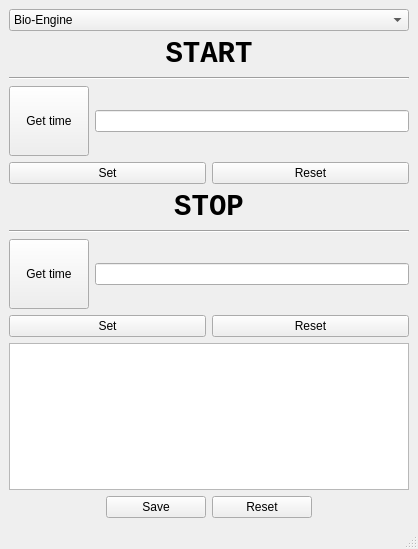
parhamk75/Project-Manager-Project, file UI/Time_Save_Window.ui: the form before one commit.
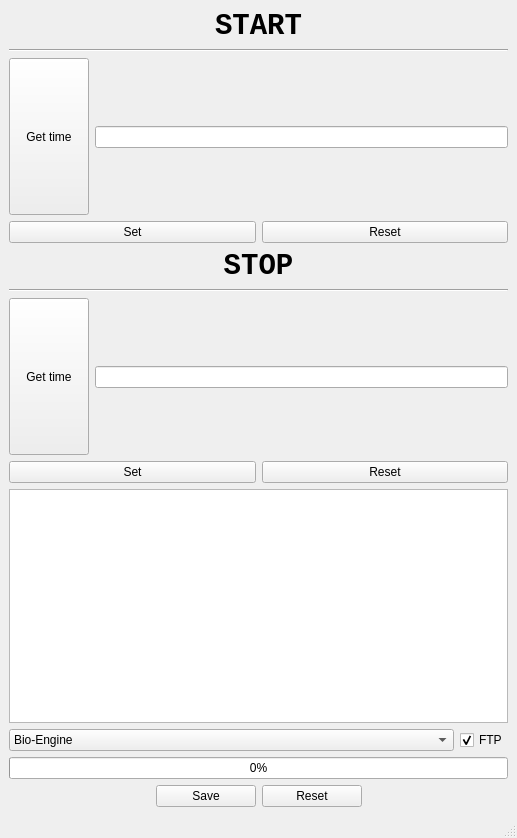
The form after the commit. Icons and pictures are not drawn.

The edit to the form file:
```diff
--- a/UI/Time_Save_Window.ui
+++ b/UI/Time_Save_Window.ui
@@ -6,52 +6,16 @@
    <rect>
     <x>0</x>
     <y>0</y>
-    <width>418</width>
-    <height>549</height>
+    <width>517</width>
+    <height>838</height>
    </rect>
   </property>
   <property name="windowTitle">
    <string>MainWindow</string>
   </property>
   <widget class="QWidget" name="centralwidget">
-   <layout class="QVBoxLayout" name="verticalLayout_5">
-    <item>
-     <widget class="QComboBox" name="comboBox_Label">
-      <property name="editable">
-       <bool>false</bool>
-      </property>
-      <property name="currentText">
-       <string>Bio-Engine</string>
-      </property>
-      <property name="placeholderText">
-       <string/>
-      </property>
-      <item>
-       <property name="text">
-        <string>Bio-Engine</string>
-       </property>
-       <property name="icon">
-        <iconset>
-         <normaloff>../ICONS/Bio-Engine.png</normaloff>../ICONS/Bio-Engine.png</iconset>
-       </property>
-      </item>
-      <item>
-       <property name="text">
-        <string>Four Clovers Health</string>
-       </property>
-      </item>
-      <item>
-       <property name="text">
-        <string>INILAB</string>
-       </property>
-       <property name="icon">
-        <iconset>
-         <normaloff>../ICONS/INILAB.ico</normaloff>../ICONS/INILAB.ico</iconset>
-       </property>
-      </item>
-     </widget>
-    </item>
-    <item>
+   <layout class="QGridLayout" name="gridLayout_3">
+    <item row="0" column="0">
      <layout class="QVBoxLayout" name="verticalLayout_3">
       <item>
        <widget class="QLabel" name="label_2">
@@ -197,7 +161,7 @@
       </item>
      </layout>
     </item>
-    <item>
+    <item row="1" column="0">
      <layout class="QVBoxLayout" name="verticalLayout_4">
       <item>
        <widget class="QLabel" name="label_3">
@@ -336,25 +300,77 @@
       </item>
      </layout>
     </item>
-    <item>
+    <item row="2" column="0">
      <widget class="QTextEdit" name="textEdit_details"/>
     </item>
-    <item>
-     <layout class="QHBoxLayout" name="horizontalLayout_2">
-      <item>
-       <spacer name="horizontalSpacer">
-        <property name="orientation">
-         <enum>Qt::Horizontal</enum>
+    <item row="3" column="0">
+     <layout class="QGridLayout" name="gridLayout">
+      <item row="0" column="0">
+       <widget class="QComboBox" name="comboBox_Label">
+        <property name="sizePolicy">
+         <sizepolicy hsizetype="MinimumExpanding" vsizetype="Fixed">
+          <horstretch>0</horstretch>
+          <verstretch>0</verstretch>
+         </sizepolicy>
         </property>
-        <property name="sizeHint" stdset="0">
-         <size>
-          <width>40</width>
-          <height>20</height>
-         </size>
+        <property name="editable">
+         <bool>false</bool>
         </property>
-       </spacer>
+        <property name="currentText">
+         <string>Bio-Engine</string>
+        </property>
+        <property name="placeholderText">
+         <string/>
+        </property>
+        <item>
+         <property name="text">
+          <string>Bio-Engine</string>
+         </property>
+         <property name="icon">
+          <iconset>
+           <normaloff>../ICONS/Bio-Engine.png</normaloff>../ICONS/Bio-Engine.png</iconset>
+         </property>
+        </item>
+        <item>
+         <property name="text">
+          <string>Four Clovers Health</string>
+         </property>
+        </item>
+        <item>
+         <property name="text">
+          <string>INILAB</string>
+         </property>
+         <property name="icon">
+          <iconset>
+           <normaloff>../ICONS/INILAB.ico</normaloff>../ICONS/INILAB.ico</iconset>
+         </property>
+        </item>
+       </widget>
       </item>
-      <item>
+      <item row="0" column="1">
+       <widget class="QCheckBox" name="checkBox_FTP">
+        <property name="sizePolicy">
+         <sizepolicy hsizetype="Minimum" vsizetype="Fixed">
+          <horstretch>0</horstretch>
+          <verstretch>0</verstretch>
+         </sizepolicy>
+        </property>
+        <property name="text">
+         <string>FTP</string>
+        </property>
+        <property name="checked">
+         <bool>true</bool>
+        </property>
+        <property name="tristate">
+         <bool>false</bool>
+        </property>
+       </widget>
+      </item>
+     </layout>
+    </item>
+    <item row="4" column="0">
+     <layout class="QGridLayout" name="gridLayout_2">
+      <item row="1" column="1">
        <widget class="QPushButton" name="save_but">
         <property name="sizePolicy">
          <sizepolicy hsizetype="Preferred" vsizetype="Preferred">
@@ -379,7 +395,33 @@
         </property>
        </widget>
       </item>
-      <item>
+      <item row="1" column="3">
+       <spacer name="horizontalSpacer_2">
+        <property name="orientation">
+         <enum>Qt::Horizontal</enum>
+        </property>
+        <property name="sizeHint" stdset="0">
+         <size>
+          <width>40</width>
+          <height>20</height>
+         </size>
+        </property>
+       </spacer>
+      </item>
+      <item row="1" column="0">
+       <spacer name="horizontalSpacer">
+        <property name="orientation">
+         <enum>Qt::Horizontal</enum>
+        </property>
+        <property name="sizeHint" stdset="0">
+         <size>
+          <width>40</width>
+          <height>20</height>
+         </size>
+        </property>
+       </spacer>
+      </item>
+      <item row="1" column="2">
        <widget class="QPushButton" name="reset_but">
         <property name="sizePolicy">
          <sizepolicy hsizetype="Preferred" vsizetype="Preferred">
@@ -404,18 +446,15 @@
         </property>
        </widget>
       </item>
-      <item>
-       <spacer name="horizontalSpacer_2">
-        <property name="orientation">
-         <enum>Qt::Horizontal</enum>
+      <item row="0" column="0" colspan="4">
+       <widget class="QProgressBar" name="progressBar_Save">
+        <property name="enabled">
+         <bool>true</bool>
         </property>
-        <property name="sizeHint" stdset="0">
-         <size>
-          <width>40</width>
-          <height>20</height>
-         </size>
+        <property name="value">
+         <number>0</number>
         </property>
-       </spacer>
+       </widget>
       </item>
      </layout>
     </item>
```
Left out of the diff: 2 changed lines with no effect on the pictures.
